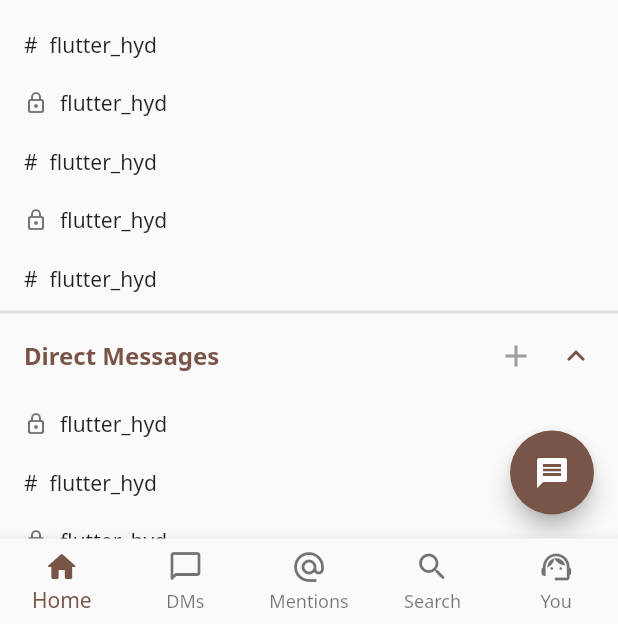
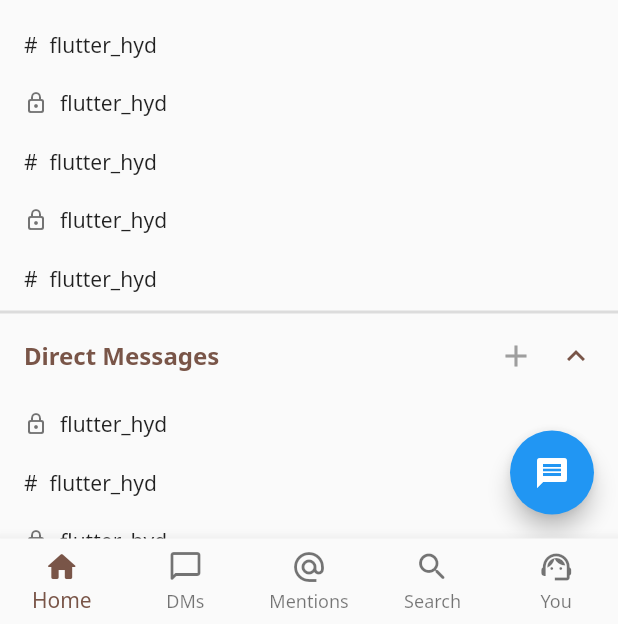
Before and after one commit to oianmol/flutter_slack, a Flutter app: the screen it shows after launch, on a phone screen of 412 x 824 dp, the part 612-1236 px from its top. Run offline on Flutter 3.47's test engine with Material 2 defaults, Android fonts, the phone set to English and light mode, and no system bars; our stand-ins replace get, google_fonts; network calls fail.

Commit message:
setup themedata and colorscheme for dark and light mode

```diff
--- a/lib/app/pages/dashboard/pages/personal/sk_personal_screen.dart
+++ b/lib/app/pages/dashboard/pages/personal/sk_personal_screen.dart
@@ -48,7 +48,7 @@ class SKPersonalScreen extends StatelessWidget {
       margin: const EdgeInsets.symmetric(horizontal: 16, vertical: 16),
       // TODO fix borders for theme.
       decoration: BoxDecoration(
-          border: Border.all(width: 1),
+          border: Border.all(color: Get.theme.dividerColor, width: 1),
           shape: BoxShape.rectangle,
           borderRadius: BorderRadius.circular(8)),
       child: InkWell(
@@ -93,13 +93,10 @@ class SKPersonalScreen extends StatelessWidget {
       ),
       title: Text(
         "Anmol Verma",
-        style: GoogleFonts.notoSans(
-            textStyle: Get.textTheme.headline6),
+        style: GoogleFonts.notoSans(textStyle: Get.textTheme.headline6),
       ),
       subtitle: Text("Active",
-          style: GoogleFonts.notoSans(
-              textStyle:
-                  Get.textTheme.subtitle1)),
+          style: GoogleFonts.notoSans(textStyle: Get.textTheme.subtitle1)),
     );
   }
 
--- a/lib/app/pages/dashboard/widgets/sk_dashboard_root.dart
+++ b/lib/app/pages/dashboard/widgets/sk_dashboard_root.dart
@@ -17,7 +17,7 @@ class SLHomePage extends GetView<SLDashboardController> {
           key: controller.slidingKey,
           menu: const SLHomeSide(),
           content: const SLDashboard(),
-          menuSize: context.width * 0.80,
+          menuSize: context.width * 0.85,
           animationDuration: 200,
         ),
       );
--- /dev/null
+++ b/lib/app/styles/sk_app_theme.dart
@@ -0,0 +1,61 @@
+import 'package:flutter/material.dart';
+
+class AppTheme{
+  AppTheme._();
+
+  static const darkPrimary = Colors.white;
+  static const darkPrimaryDark = Colors.brown;
+  static const darkSecondary = Colors.brown;
+  static const darkBackground = Colors.black87;
+  static const darkSurface = Color(0xFF151515);
+  static const darkError = Colors.brown;
+  static const darkPrimaryText = Color(0xFFCFCFCF);
+  static const darkSecondaryText = Color(0xFF535353);
+  static const darkShadow = Color(0x0A000000);
+  static const darkOverlay = Color(0x7A000000);
+  static const darkStar = Color(0xA2FFEE04);
+
+  static const lightPrimary = Colors.brown;
+  static const lightPrimaryDark = Colors.brown;
+  static const lightSecondary = Colors.brown;
+  static const lightBackground = Colors.white;
+  static const lightSurface = Colors.white;
+  static const lightError = Colors.red;
+  static const lightPrimaryText = Colors.white;
+  static const lightSecondaryText = Colors.black54;
+  static const lightShadow = Color(0x0A000000);
+  static const lightOverlay = Colors.white70;
+  static const lightStar = Color(0xA2FFEE04);
+
+  static ColorScheme darkColorScheme = const ColorScheme(
+    primary: darkPrimary,
+    primaryVariant: darkPrimaryDark,
+    secondary: darkSecondary,
+    secondaryVariant: darkSecondary,
+    background: darkBackground,
+    surface: darkSurface,
+    onBackground: darkPrimaryText,
+    error: darkError,
+    onError: darkPrimaryText,
+    onPrimary: darkPrimaryText,
+    onSecondary: darkPrimaryText,
+    onSurface: darkPrimaryText,
+    brightness: Brightness.dark,
+  );
+
+  static ColorScheme lightColorScheme = const ColorScheme(
+    primary: lightPrimary,
+    primaryVariant: lightPrimaryDark,
+    secondary: lightSecondary,
+    secondaryVariant: lightSecondary,
+    background: lightBackground,
+    surface: lightSurface,
+    onBackground: lightPrimaryText,
+    error: lightError,
+    onError: lightPrimaryText,
+    onPrimary: lightPrimaryText,
+    onSecondary: lightPrimaryText,
+    onSurface: lightPrimaryText,
+    brightness: Brightness.light,
+  );
+}
--- a/lib/main.dart
+++ b/lib/main.dart
@@ -3,6 +3,7 @@ import 'package:get/get.dart';
 import 'package:slack_app/app/pages/chat/sk_chat_message.dart';
 import 'package:slack_app/app/pages/chat/sk_chat_screen.dart';
 import 'package:slack_app/app/pages/dashboard/widgets/sk_dashboard_root.dart';
+import 'package:slack_app/app/styles/sk_app_theme.dart';
 import 'package:slack_app/di/sk_chat_bindings.dart';
 import 'package:slack_app/di/sk_home_bindings.dart';
 import 'package:slack_app/navigation/routes.dart';
@@ -22,17 +23,8 @@ class SlackApp extends StatelessWidget {
   GetMaterialApp materialApp() {
     return GetMaterialApp(
       debugShowCheckedModeBanner: false,
-      theme: ThemeData(
-          brightness: Brightness.light,
-          primarySwatch: Colors.brown,
-          backgroundColor: Colors.white,
-          dividerColor: Colors.black12,
-          iconTheme: const IconThemeData(color: Colors.black54)),
-      darkTheme: ThemeData(
-          brightness: Brightness.dark,
-          backgroundColor: Colors.black87,
-          dividerColor: Colors.white70,
-          iconTheme: const IconThemeData(color: Colors.white70)),
+      theme: lightThemeData(),
+      darkTheme: darkThemeData(),
       themeMode: ThemeMode.system,
       getPages: [
         GetPage(
@@ -46,4 +38,22 @@ class SlackApp extends StatelessWidget {
       ],
     );
   }
+
+  ThemeData darkThemeData() {
+    return ThemeData(
+        brightness: Brightness.dark,
+        backgroundColor: Colors.black87,
+        dividerColor: Colors.white54,
+        colorScheme: AppTheme.darkColorScheme,
+        iconTheme: const IconThemeData(color: Colors.white70));
+  }
+
+  ThemeData lightThemeData() {
+    return ThemeData(
+        brightness: Brightness.light,
+        backgroundColor: Colors.white,
+        dividerColor: Colors.black12,
+        colorScheme: AppTheme.lightColorScheme,
+        iconTheme: const IconThemeData(color: Colors.black54));
+  }
 }
```
